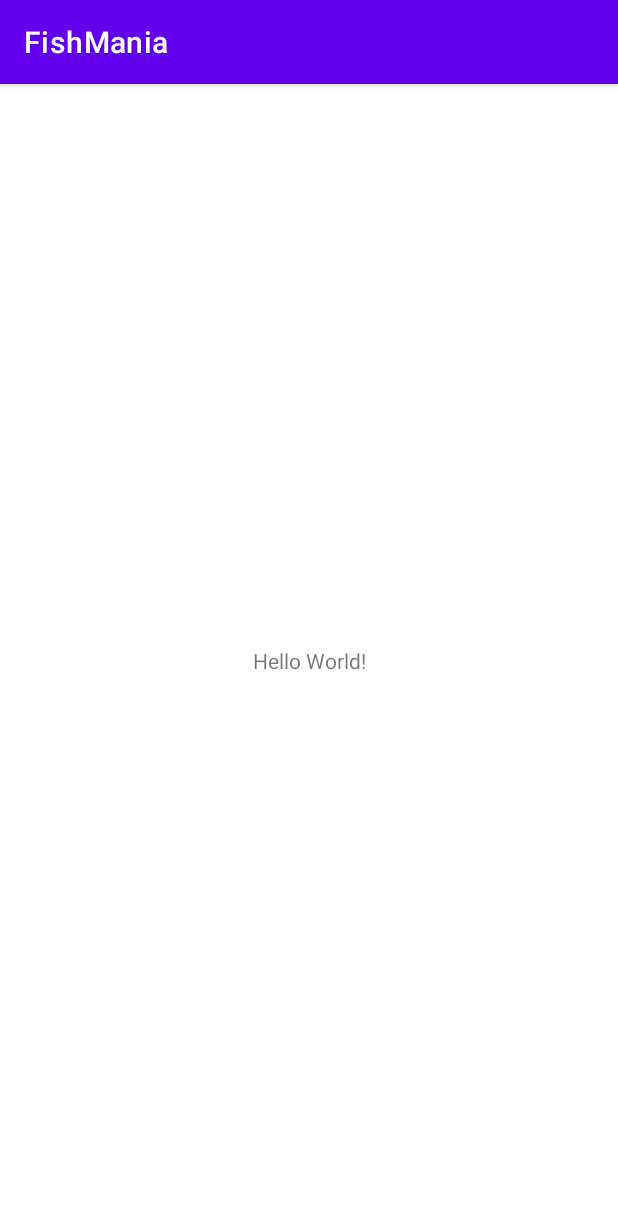
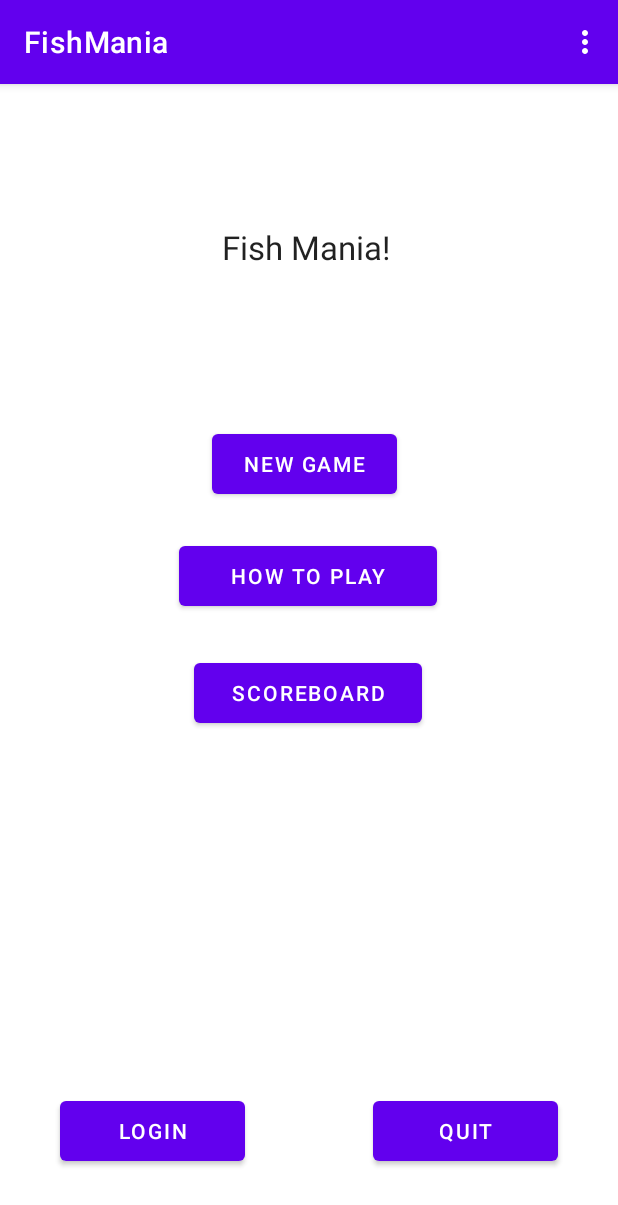
Before and after one commit to natalieaflalo/Fishmania-Android-App, an Android app: the screen it shows after launch (MainActivity), on a phone screen of 412 x 824 dp. Shown: the top 1205 px of the screen. Run offline under Robolectric (Android 15) with nearby library versions, the phone set to English and light mode, and no system bars.

Commit message:
login/sign in/choose level activities

```diff
--- a/app/src/main/java/com/example/fishmania/Fish.java
+++ b/app/src/main/java/com/example/fishmania/Fish.java
@@ -25,7 +25,7 @@ public abstract class Fish {
         return this.fishValue;
     }
 
-    public void setFishValue(int fishValue){
+    public void setFishValue(List<Integer> valuesToSet, int amountOfValues){
 
     }
 
--- a/app/src/main/java/com/example/fishmania/MainActivity.java
+++ b/app/src/main/java/com/example/fishmania/MainActivity.java
@@ -2,7 +2,11 @@ package com.example.fishmania;
 
 import androidx.appcompat.app.AppCompatActivity;
 
+import android.content.Intent;
 import android.os.Bundle;
+import android.view.Menu;
+import android.view.MenuInflater;
+import android.view.View;
 
 public class MainActivity extends AppCompatActivity {
 
@@ -11,4 +15,26 @@ public class MainActivity extends AppCompatActivity {
         super.onCreate(savedInstanceState);
         setContentView(R.layout.activity_main);
     }
+
+    @Override
+    public boolean onCreateOptionsMenu(Menu menu) {
+        MenuInflater inflater = getMenuInflater();
+        inflater.inflate(R.menu.options, menu);
+        return true;
+    }
+
+    public void openChooseLevelActivity(View view) {
+        Intent intent = new Intent(this,ChooseLevelActivity.class);
+        startActivity(intent);
+    }
+
+    public void openScoreboardActivity(View view) {
+        Intent intent = new Intent(this,ScoreboardActivity.class);
+        startActivity(intent);
+    }
+
+    public void openLoginActivity(View view) {
+        Intent intent = new Intent(this,LoginActivity.class);
+        startActivity(intent);
+    }
 }
--- a/app/src/main/res/layout/activity_main.xml
+++ b/app/src/main/res/layout/activity_main.xml
@@ -2,17 +2,94 @@
 <androidx.constraintlayout.widget.ConstraintLayout xmlns:android="http://schemas.android.com/apk/res/android"
     xmlns:app="http://schemas.android.com/apk/res-auto"
     xmlns:tools="http://schemas.android.com/tools"
+    android:id="@+id/NewGame"
     android:layout_width="match_parent"
     android:layout_height="match_parent"
     tools:context=".MainActivity">
 
+    ActionBar actionBar = getActionBar();
+    actionBar.setDisplayHomeAsUpEnabled(true);
+
     <TextView
-        android:layout_width="wrap_content"
-        android:layout_height="wrap_content"
-        android:text="Hello World!"
+        android:id="@+id/textView"
+        android:layout_width="116dp"
+        android:layout_height="29dp"
+        android:text="@string/fishmania"
+        android:textAppearance="@style/TextAppearance.AppCompat.Large"
         app:layout_constraintBottom_toBottomOf="parent"
         app:layout_constraintLeft_toLeftOf="parent"
         app:layout_constraintRight_toRightOf="parent"
-        app:layout_constraintTop_toTopOf="parent" />
+        app:layout_constraintTop_toTopOf="parent"
+        app:layout_constraintVertical_bias="0.127" />
+
+    <Button
+        android:id="@+id/buttonNewGame"
+        android:layout_width="123dp"
+        android:layout_height="52dp"
+        android:layout_marginTop="104dp"
+        android:text="@string/new_game"
+        android:onClick="openChooseLevelActivity"
+        app:layout_constraintBottom_toBottomOf="parent"
+        app:layout_constraintEnd_toEndOf="parent"
+        app:layout_constraintHorizontal_bias="0.489"
+        app:layout_constraintStart_toStartOf="parent"
+        app:layout_constraintTop_toBottomOf="@+id/textView"
+        app:layout_constraintVertical_bias="0.0" />
+
+    <Button
+        android:id="@+id/buttonHowToPlay"
+        android:layout_width="172dp"
+        android:layout_height="52dp"
+        android:layout_marginTop="104dp"
+        android:text="@string/how_to_play"
+        app:layout_constraintBottom_toBottomOf="parent"
+        app:layout_constraintEnd_toEndOf="parent"
+        app:layout_constraintHorizontal_bias="0.497"
+        app:layout_constraintStart_toStartOf="parent"
+        app:layout_constraintTop_toBottomOf="@+id/textView"
+        app:layout_constraintVertical_bias="0.153" />
+
+    <Button
+        android:id="@+id/buttonScoreboard"
+        android:layout_width="152dp"
+        android:layout_height="52dp"
+        android:layout_marginTop="104dp"
+        android:text="@string/scoreboard"
+        android:onClick="openScoreboardActivity"
+        app:layout_constraintBottom_toBottomOf="parent"
+        app:layout_constraintEnd_toEndOf="parent"
+        app:layout_constraintHorizontal_bias="0.498"
+        app:layout_constraintStart_toStartOf="parent"
+        app:layout_constraintTop_toBottomOf="@+id/textView"
+        app:layout_constraintVertical_bias="0.312" />
+
+    <Button
+        android:id="@+id/buttonLogin"
+        android:layout_width="123dp"
+        android:layout_height="52dp"
+        android:layout_marginStart="40dp"
+        android:layout_marginEnd="85dp"
+        android:text="@string/login"
+        android:onClick="openLoginActivity"
+        app:layout_constraintBottom_toBottomOf="parent"
+        app:layout_constraintEnd_toStartOf="@+id/buttonQuit"
+        app:layout_constraintStart_toStartOf="parent"
+        app:layout_constraintTop_toTopOf="parent"
+        app:layout_constraintVertical_bias="0.939" />
+
+    <Button
+        android:id="@+id/buttonQuit"
+        android:layout_width="123dp"
+        android:layout_height="52dp"
+        android:layout_marginEnd="40dp"
+        android:text="@string/quit"
+        app:layout_constraintBottom_toBottomOf="parent"
+        app:layout_constraintEnd_toEndOf="parent"
+        app:layout_constraintHorizontal_bias="1.0"
+        app:layout_constraintStart_toEndOf="@+id/buttonLogin"
+        app:layout_constraintTop_toTopOf="parent"
+        app:layout_constraintVertical_bias="0.939" />
+
+
 
 </androidx.constraintlayout.widget.ConstraintLayout>
--- /dev/null
+++ b/app/src/main/res/menu/options.xml
@@ -0,0 +1,20 @@
+<?xml version="1.0" encoding="utf-8"?>
+<menu xmlns:android="http://schemas.android.com/apk/res/android"
+    xmlns:app="http://schemas.android.com/apk/res-auto">
+    <item android:id="@+id/language"
+        android:title="@string/menu_item_language"
+        app:showAsAction="never">
+        <menu>
+            <item android:id="@+id/english"
+                android:title="@string/menu_language_english"
+                app:showAsAction="never"/>
+            <item android:id="@+id/hebrew"
+                android:title="@string/menu_language_hebrew"
+                app:showAsAction="never"/>
+        </menu>
+    </item>
+    <item android:id="@+id/volume"
+        android:title="@string/menu_item_volume"
+        app:showAsAction="never"
+        />
+</menu>
--- a/app/src/main/res/values/strings.xml
+++ b/app/src/main/res/values/strings.xml
@@ -1,3 +1,19 @@
 <resources>
-    <string name="app_name">FishMania</string>
+    <string name="app_name" translatable="false">FishMania</string>
+    <string name="fishmania" translatable="false">Fish Mania!</string>
+    <string name="new_game">New Game</string>
+    <string name="how_to_play">How To Play</string>
+    <string name="login">Login</string>
+    <string name="quit">Quit</string>
+    <string name="scoreboard">Scoreboard</string>
+    <string name="choose_difficulty">Choose Difficulty:</string>
+    <string name="easy_btn">Easy</string>
+    <string name="medium_btn">Medium</string>
+    <string name="hard_btn">Hard</string>
+    <string name="explanation_btn">Explanation</string>
+    <string name="menu_item_volume">Volume</string>
+    <string name="menu_item_language">Language</string>
+    <string name="menu_language_english">English</string>
+    <string name="menu_language_hebrew">Hebrew</string>
+
 </resources>
```
Also changed, not shown: app/src/main/AndroidManifest.xml (+14 -0 lines), app/src/main/java/com/example/fishmania/ChooseLevelActivity.java (added, +18 -0 lines), app/src/main/java/com/example/fishmania/LoginActivity.java (added, +21 -0 lines), app/src/main/java/com/example/fishmania/OtherFish.java (+14 -10 lines), app/src/main/java/com/example/fishmania/ScoreboardActivity.java (added, +14 -0 lines), app/src/main/java/com/example/fishmania/SignInActivity.java (added, +106 -0 lines), app/src/main/res/layout/activity_choose_level.xml (added, +68 -0 lines), app/src/main/res/layout/activity_login.xml (added, +106 -0 lines), app/src/main/res/layout/activity_scoreboard.xml (added, +9 -0 lines), app/src/main/res/layout/activity_sign_in.xml (added, +193 -0 lines), 1 other file.
